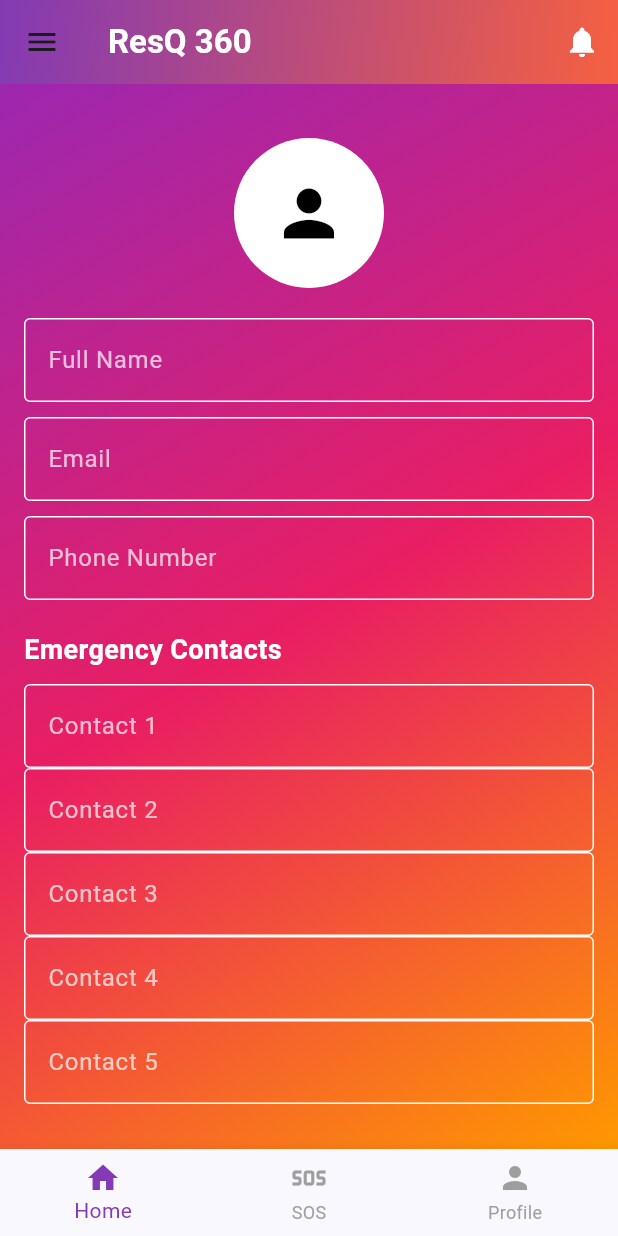
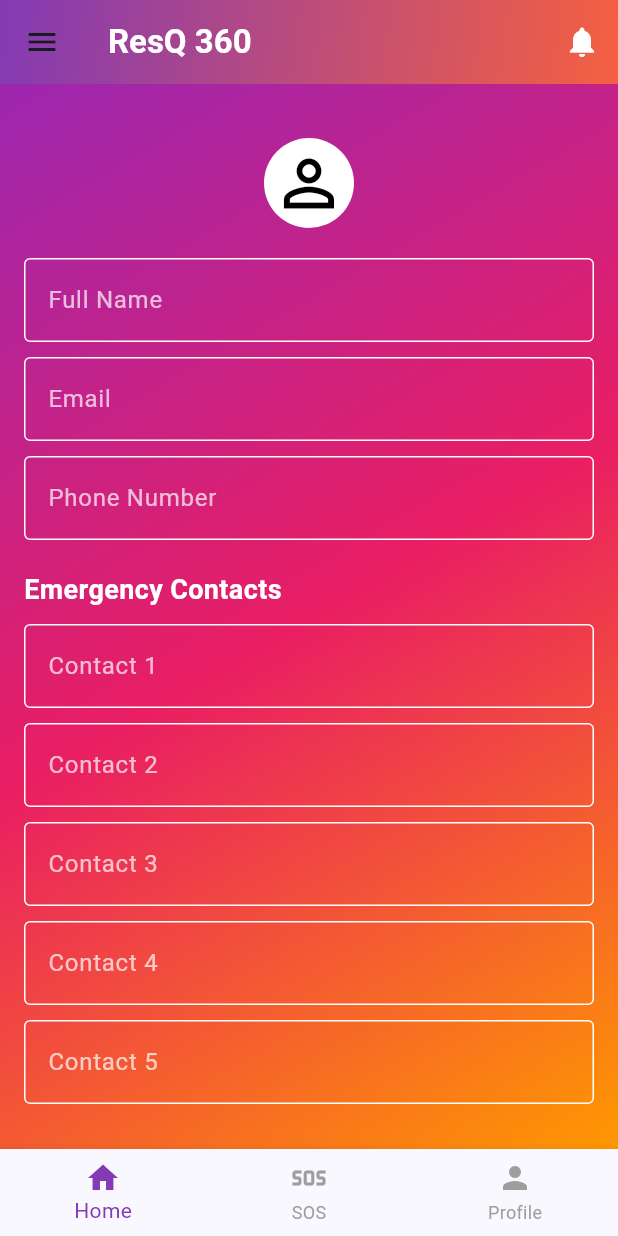
Before and after one commit to johaan0/ResQ-360, a Flutter app: the ProfilePage screen opened by its route, on a phone screen of 412 x 824 dp. Run offline on Flutter 3.47's test engine with Material 3 defaults, Android fonts, the light colour scheme and no system bars; our stand-ins replace animate_do, audioplayers, cloud_firestore, firebase_auth, firebase_core, flutter_animate and 2 more; accounts and stored records are empty; network calls fail; Roboto replaces fonts that are missing (Bebas).

Commit message:
After Review

```diff
--- a/lib/about.dart
+++ b/lib/about.dart
@@ -19,19 +19,19 @@ class AboutPage extends StatelessWidget {
         child: SingleChildScrollView(
           physics: const BouncingScrollPhysics(),
           child: Padding(
-            padding: const EdgeInsets.all(30.0),
+            padding: const EdgeInsets.all(40.0),
             child: Column(
               crossAxisAlignment: CrossAxisAlignment.center,
               children: [
                 FadeInDown(
                   duration: const Duration(milliseconds: 800),
                   child: Container(
-                    padding: const EdgeInsets.all(20),
+                    padding: const EdgeInsets.all(10),
                     decoration: BoxDecoration(
                       shape: BoxShape.circle,
                       color: Colors.white.withOpacity(0.2),
                     ),
-                    child: const Icon(Icons.shield_rounded, size: 100, color: Colors.white),
+                    child: const Icon(Icons.shield_outlined, size: 100, color: Colors.white),
                   ),
                 ),
                 const SizedBox(height: 20),
--- a/lib/profile.dart
+++ b/lib/profile.dart
@@ -81,9 +81,9 @@ class _ProfilePageState extends State<ProfilePage> {
               // Profile Picture
               Center(
                 child: CircleAvatar(
-                  radius: 50,
+                  radius: 30,
                   backgroundColor: Colors.white,
-                  child: Icon(Icons.person, size: 50, color: Colors.black),
+                  child: Icon(Icons.person_outline, size: 50, color: Colors.black),
                 ),
               ),
               const SizedBox(height: 20),
@@ -99,8 +99,17 @@ class _ProfilePageState extends State<ProfilePage> {
               const Text("Emergency Contacts", style: TextStyle(color: Colors.white, fontSize: 18, fontWeight: FontWeight.bold)),
               const SizedBox(height: 10),
               // Emergency Contacts
-              for (int i = 0; i < 5; i++) buildTextField("Contact ${i + 1}", emergencyContacts[i]),
-              const SizedBox(height: 20),
+              Column(
+                children: [
+                   for (int i = 0; i < 5; i++)...[
+                    buildTextField("Contact ${i + 1}", emergencyContacts[i]),
+                    const SizedBox(height: 10),
+                   ]
+
+                ],
+              )
+
+              ,const SizedBox(height: 10),
               // Save Button
               ElevatedButton(
                 onPressed: saveUserData,
--- a/pubspec.yaml
+++ b/pubspec.yaml
@@ -1,5 +1,5 @@
 name: flutter_application_1
-description: "A new Flutter project."
+description: "ResQ 360: A Comprehensive Emergency Response APP"
 # The following line prevents the package from being accidentally published to
 # pub.dev using `flutter pub publish`. This is preferred for private packages.
 publish_to: 'none' # Remove this line if you wish to publish to pub.dev
```
